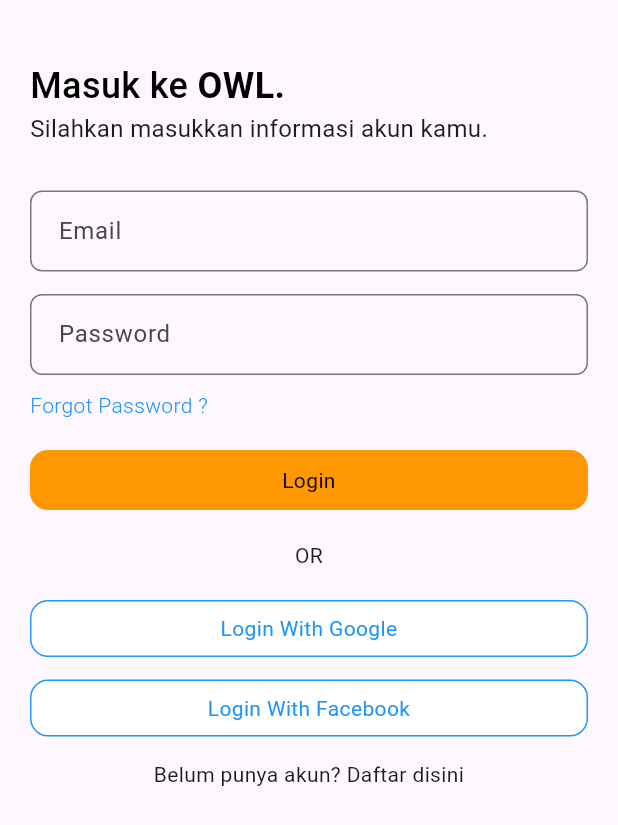
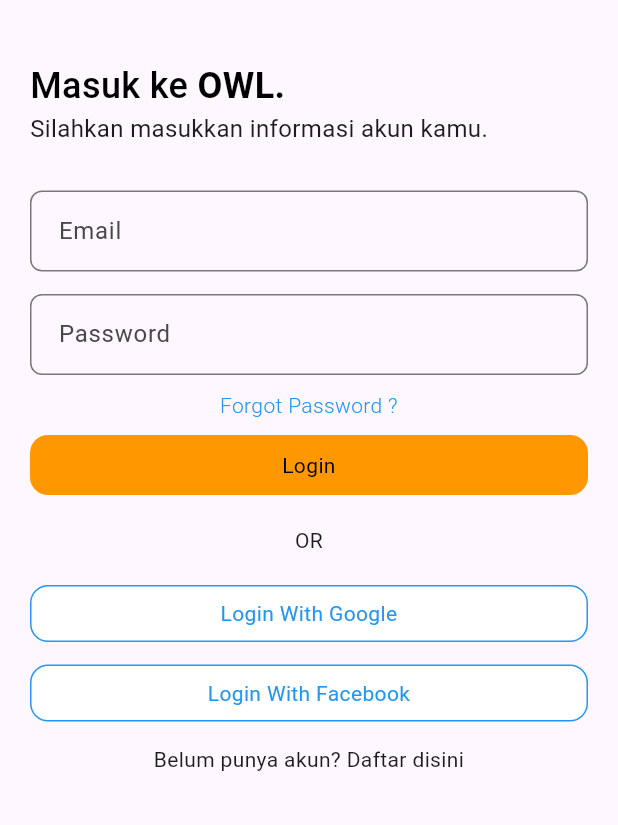
Before and after one commit to fnt4sia/OWL, a Flutter app: the screen it shows after launch, on a phone screen of 412 x 824 dp. Shown: the top 825 px of the screen. Run offline on Flutter 3.47's test engine with Material 3 defaults, Android fonts, the phone set to English and light mode, and no system bars.

Commit message:
fix : login feat

```diff
--- a/mobile/lib/app/app_widget.dart
+++ b/mobile/lib/app/app_widget.dart
@@ -1,4 +1,5 @@
 import 'package:flutter/material.dart';
+import 'package:mobile/features/home/HomePage.dart';
 import 'package:mobile/features/splash/splash_screen.dart';
 import 'app_routes.dart';
 import '../features/login/login_page.dart';
@@ -19,7 +20,8 @@
       initialRoute: '/splash',
       routes: {
         AppRoutes.login: (context) => const LoginPage(),
-        AppRoutes.splash: (context) => const SplashScreen()
+        AppRoutes.splash: (context) => const SplashScreen(),
+        AppRoutes.home: (context) => const HomePage(),
       },
     );
   }
--- a/mobile/lib/features/login/login_model.dart
+++ b/mobile/lib/features/login/login_model.dart
@@ -7,6 +7,7 @@
   static Future<bool> loginEmail(String email, String password) async {
     final loginResponse = await http.post(
       url,
+      headers: {'Content-Type': 'application/json'},
       body: jsonEncode(
         {
           'email': email,
--- a/mobile/lib/features/login/login_page.dart
+++ b/mobile/lib/features/login/login_page.dart
@@ -1,4 +1,5 @@
 import 'package:flutter/material.dart';
+import 'login_model.dart';
 
 class LoginPage extends StatefulWidget {
   const LoginPage({super.key});
@@ -8,8 +9,23 @@
 }
 
 class _LoginPageState extends State<LoginPage> {
-  final TextEditingController usernameController = TextEditingController();
+  final TextEditingController emailController = TextEditingController();
   final TextEditingController passwordController = TextEditingController();
+
+  String errorText = '';
+
+  void handleLogin() {
+    LoginModel.loginEmail(emailController.text, passwordController.text)
+        .then((value) {
+      if (value) {
+        Navigator.of(context).pushReplacementNamed('/home');
+      } else {
+        setState(() {
+          errorText = 'Incorrect Credentials Information';
+        });
+      }
+    });
+  }
 
   @override
   Widget build(BuildContext context) {
@@ -48,19 +64,36 @@
                 ),
               ),
               const SizedBox(height: 30),
-              inputForm(false, usernameController, 'Email'),
+              inputForm(false, emailController, 'Email'),
               const SizedBox(height: 15),
               inputForm(true, passwordController, 'Password'),
-              const SizedBox(height: 10),
+              const SizedBox(height: 5),
+              errorText.isNotEmpty
+                  ? const Text(
+                      'Wrong Credentials Information',
+                      style: TextStyle(
+                        color: Colors.red,
+                        fontSize: 14,
+                        fontWeight: FontWeight.w400,
+                      ),
+                      textAlign: TextAlign.center,
+                    )
+                  : const SizedBox(),
+              const SizedBox(height: 5),
               const Text(
                 'Forgot Password ?',
                 style: TextStyle(
                   fontWeight: FontWeight.w300,
                   color: Colors.blue,
                 ),
+                textAlign: TextAlign.center,
               ),
-              const SizedBox(height: 20),
-              Container(
+              const SizedBox(height: 10),
+              InkWell(
+                onTap: () {
+                  handleLogin();
+                },
+                child: Container(
                   width: MediaQuery.of(context).size.width,
                   padding: const EdgeInsets.all(10),
                   decoration: BoxDecoration(
@@ -75,6 +108,7 @@
                       fontWeight: FontWeight.w400,
                     ),
                     textAlign: TextAlign.center,
+                  ),
                 ),
               ),
               const SizedBox(height: 20),
```
Also changed, not shown: mobile/lib/features/home/HomePage.dart (added, +15 -0 lines). Lines whose indentation alone changed are shown as unchanged.
